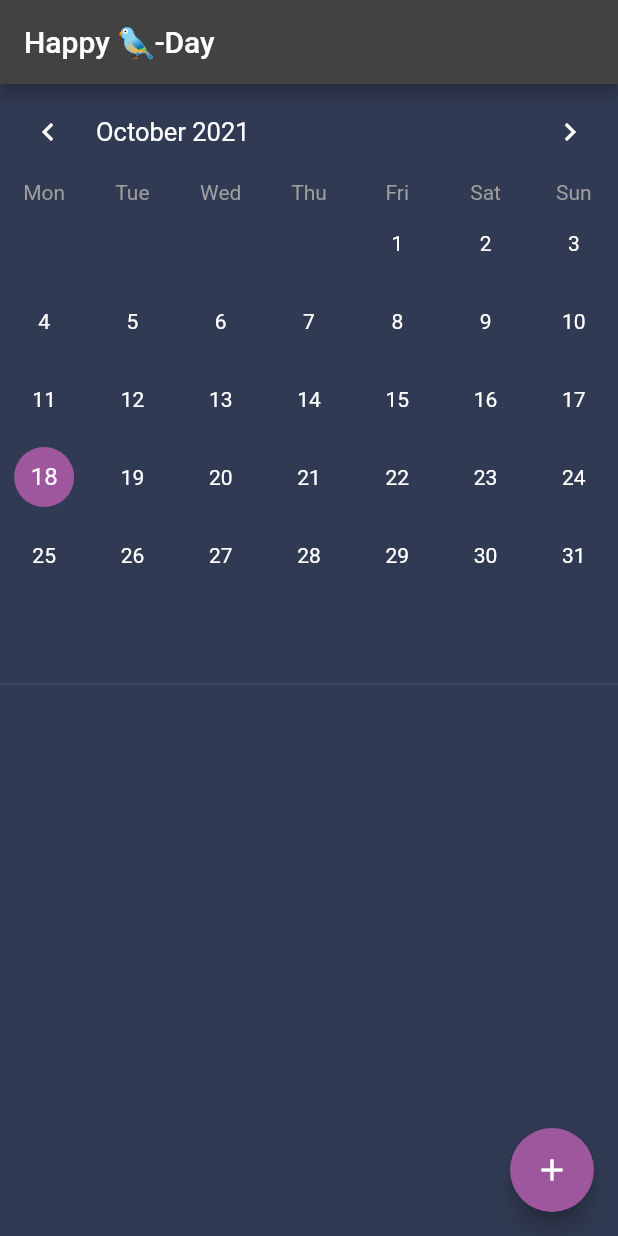
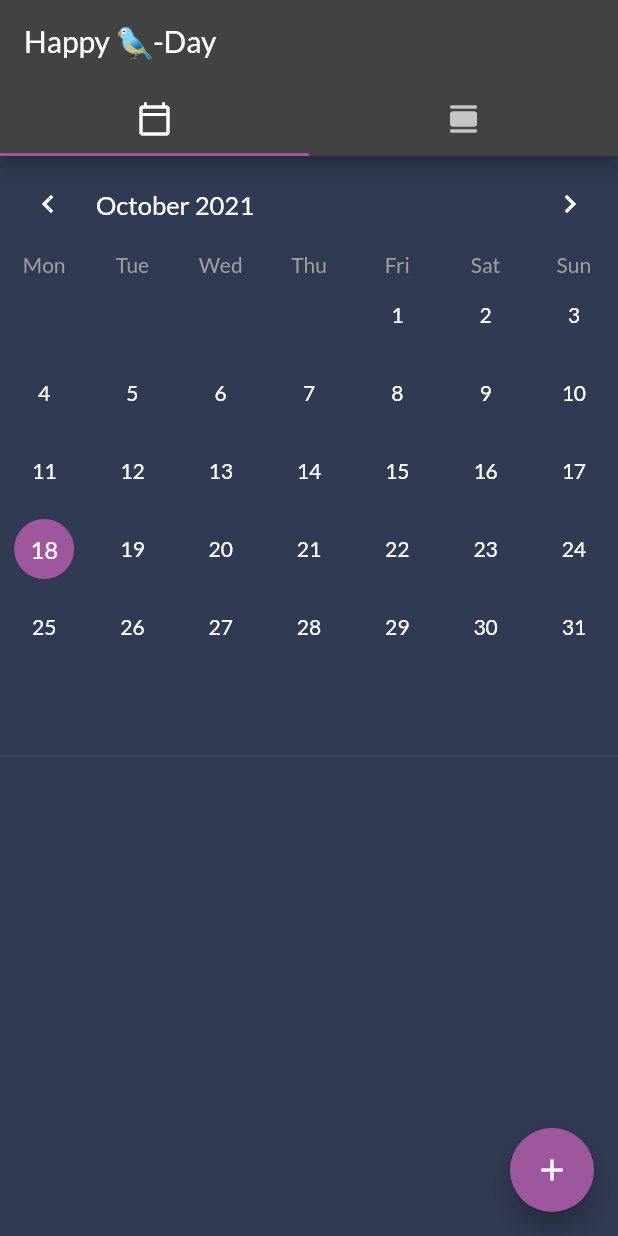
Before and after one commit to LUKEx76/happy_bird_day, a Flutter app: the screen it shows after launch, on a phone screen of 412 x 824 dp. Run offline on Flutter 3.47's test engine with Material 2 defaults, Android fonts, the phone set to English and light mode, and no system bars; drawn by our look-alikes of table_calendar; our stand-ins replace flutter_local_notifications, google_fonts, sqflite; missing offline and left inert: workmanager; accounts and stored records are empty.

Commit message:
Birthday ListView implemented and TextTheme changed

```diff
--- /dev/null
+++ b/lib/home/calendar_tab_view.dart
@@ -0,0 +1,16 @@
+import 'package:flutter/material.dart';
+import 'package:happy_bird_day/home/birthday_calendar.dart';
+import 'package:happy_bird_day/home/todays_birthday_list_view.dart';
+
+class CalendarTabView extends StatelessWidget {
+  @override
+  Widget build(BuildContext context) {
+    return Column(
+      children: [
+        BirthdayCalendar(),
+        Divider(),
+        Expanded(child: TodaysBirthdayListView()),
+      ],
+    );
+  }
+}
--- a/lib/home/home_screen.dart
+++ b/lib/home/home_screen.dart
@@ -1,16 +1,38 @@
 import 'package:flutter/material.dart';
-import 'package:happy_bird_day/home/birthday_calendar.dart';
 import 'package:happy_bird_day/home/birthday_list_view.dart';
+import 'package:happy_bird_day/home/calendar_tab_view.dart';
+import 'package:happy_bird_day/home/create_birthday_fab.dart';
 
-class HomeScreen extends StatelessWidget {
+class HomeScreen extends StatefulWidget {
+  @override
+  _HomeScreenState createState() => _HomeScreenState();
+}
+
+class _HomeScreenState extends State<HomeScreen> {
   @override
   Widget build(BuildContext context) {
-    return Column(
-      children: [
-        BirthdayCalendar(),
-        Divider(),
-        Expanded(child: BirthdayListView()),
-      ],
+    return DefaultTabController(
+      length: 2,
+      child: Scaffold(
+        appBar: AppBar(
+          title: Text("Happy 🐦-Day"),
+          bottom: TabBar(
+            tabs: [
+              Tab(icon: Icon(Icons.calendar_today_outlined)),
+              Tab(icon: Icon(Icons.calendar_view_day_rounded)),
+            ],
+          ),
+        ),
+        body: SafeArea(
+          child: TabBarView(
+            children: [
+              CalendarTabView(),
+              BirthdayListView(),
+            ],
+          ),
+        ),
+        floatingActionButton: CreateBirthdayFAB(),
+      ),
     );
   }
 }
--- /dev/null
+++ b/lib/home/todays_birthday_list_view.dart
@@ -0,0 +1,32 @@
+import 'package:flutter/material.dart';
+import 'package:happy_bird_day/home/birthday_list_tile.dart';
+import 'package:happy_bird_day/models/birthday.dart';
+import 'package:happy_bird_day/services/birthday_change_notifier.dart';
+import 'package:happy_bird_day/services/date_change_notifier.dart';
+import 'package:happy_bird_day/services/util.dart';
+import 'package:provider/provider.dart';
+
+class TodaysBirthdayListView extends StatelessWidget {
+  @override
+  Widget build(BuildContext context) {
+    List<Birthday> _birthdays = [];
+
+    return Consumer<BirthdayChangeNotifier>(
+      builder: (context, birthdayChangeNotifier, child) {
+        return Consumer<DateChangeNotifier>(
+          builder: (context, dateChangeNotifier, child) {
+            _birthdays = getTodaysBirthdays(birthdayChangeNotifier.birthdays,
+                dateChangeNotifier.selectedDate);
+            return ListView.builder(
+              itemCount: _birthdays.length,
+              itemBuilder: (context, index) => BirthdayListTile(
+                birthday: _birthdays[index],
+                selectedDate: dateChangeNotifier.selectedDate,
+              ),
+            );
+          },
+        );
+      },
+    );
+  }
+}
--- a/lib/main.dart
+++ b/lib/main.dart
@@ -1,5 +1,4 @@
 import 'package:flutter/material.dart';
-import 'package:happy_bird_day/home/create_birthday_fab.dart';
 import 'package:happy_bird_day/home/home_screen.dart';
 import 'package:happy_bird_day/services/birthday_change_notifier.dart';
 import 'package:happy_bird_day/services/date_change_notifier.dart';
@@ -19,7 +18,6 @@ void main() {
   );
 }
 
-//TODO: ListView for Birthdays
 //TODO: Add AppIcon and PackageDomain
 //TODO: Implement Export/Import
 class BirdDayApp extends StatelessWidget {
@@ -38,15 +36,7 @@ class BirdDayApp extends StatelessWidget {
       child: MaterialApp(
         title: 'Happy Birdday',
         theme: birdDayThemeData,
-        home: Scaffold(
-          appBar: AppBar(
-            title: Text("Happy 🐦-Day"),
-          ),
-          body: SafeArea(
-            child: HomeScreen(),
-          ),
-          floatingActionButton: CreateBirthdayFAB(),
-        ),
+        home: HomeScreen(),
       ),
     );
   }
--- a/lib/stlyes.dart
+++ b/lib/stlyes.dart
@@ -1,4 +1,5 @@
 import 'package:flutter/material.dart';
+import 'package:google_fonts/google_fonts.dart';
 
 var colorPalette = ColorPalette(
   Color(0xFF9e579d),
@@ -17,6 +18,9 @@ var birdDayThemeData = ThemeData(
   accentColor: colorPalette.primaryColor,
   scaffoldBackgroundColor: colorPalette.backgroundColor,
   errorColor: Colors.red,
+  textTheme: GoogleFonts.latoTextTheme(
+    ThemeData(brightness: Brightness.dark).textTheme,
+  ),
   floatingActionButtonTheme: FloatingActionButtonThemeData(
     backgroundColor: colorPalette.primaryColor,
     foregroundColor: Colors.white,
--- a/pubspec.yaml
+++ b/pubspec.yaml
@@ -35,6 +35,8 @@ dependencies:
   flutter_native_timezone: ^2.0.0
 
   workmanager: ^0.4.1
+
+  google_fonts: ^2.1.0
 
 
   # The following adds the Cupertino Icons font to your application.
```
Also changed, not shown: lib/home/birthday_list_view.dart (+9 -13 lines), lib/home/birthday_month_card.dart (added, +51 -0 lines), lib/home/loading.dart (deleted, +0 -10 lines), lib/services/util.dart (+28 -0 lines), pubspec.lock.
